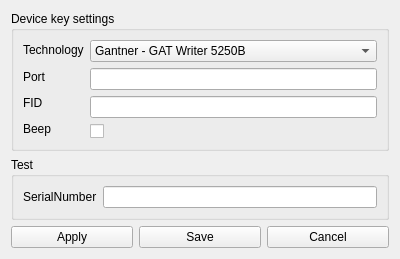
Above: HoruxSystray/trunk/src/settings.ui from BackupTheBerlios/horux-svn before the change. Below: the same form after it.
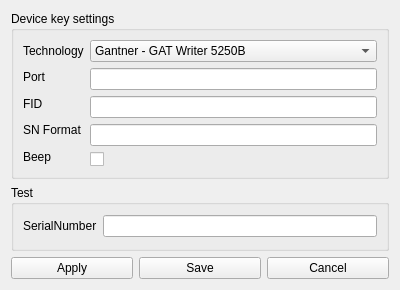
That is the form after the change.

Commit message: add the sn format for the gat 6000

Patch:
```diff
--- a/HoruxSystray/trunk/src/settings.ui
+++ b/HoruxSystray/trunk/src/settings.ui
@@ -7,7 +7,7 @@
     <x>0</x>
     <y>0</y>
     <width>400</width>
-    <height>258</height>
+    <height>290</height>
    </rect>
   </property>
   <property name="windowTitle">
@@ -43,6 +43,13 @@
           </property>
          </widget>
         </item>
+        <item>
+         <widget class="QLabel" name="label_6">
+          <property name="text">
+           <string>SN Format</string>
+          </property>
+         </widget>
+        </item>
         <item>
          <widget class="QLabel" name="label_5">
           <property name="text">
@@ -88,6 +95,9 @@
         <item>
          <widget class="QLineEdit" name="fid"/>
         </item>
+        <item>
+         <widget class="QLineEdit" name="snFormat"/>
+        </item>
         <item>
          <widget class="QCheckBox" name="isBeep">
           <property name="text">
@@ -105,15 +115,15 @@
      <property name="title">
       <string>Test</string>
      </property>
-     <layout class="QHBoxLayout">
-      <item>
+     <layout class="QGridLayout" name="gridLayout">
+      <item row="0" column="0">
        <widget class="QLabel" name="label_3">
         <property name="text">
          <string>SerialNumber</string>
         </property>
        </widget>
       </item>
-      <item>
+      <item row="0" column="1">
        <widget class="QLineEdit" name="lineEdit"/>
       </item>
      </layout>
```
The commit also changes 3 other files.
